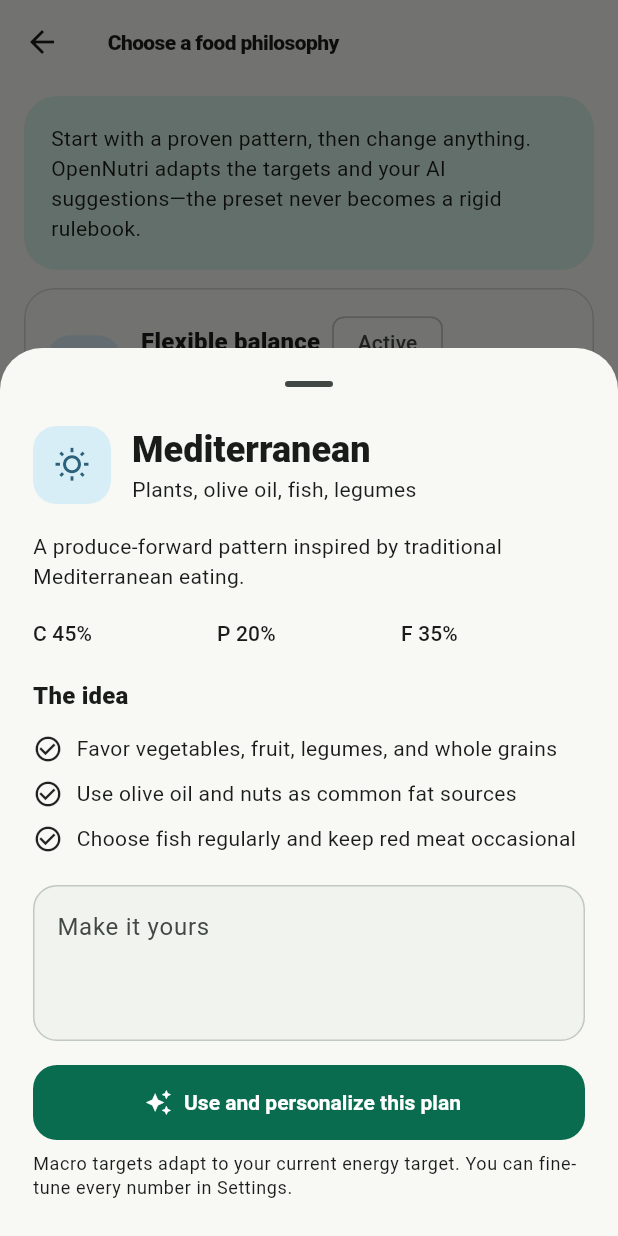
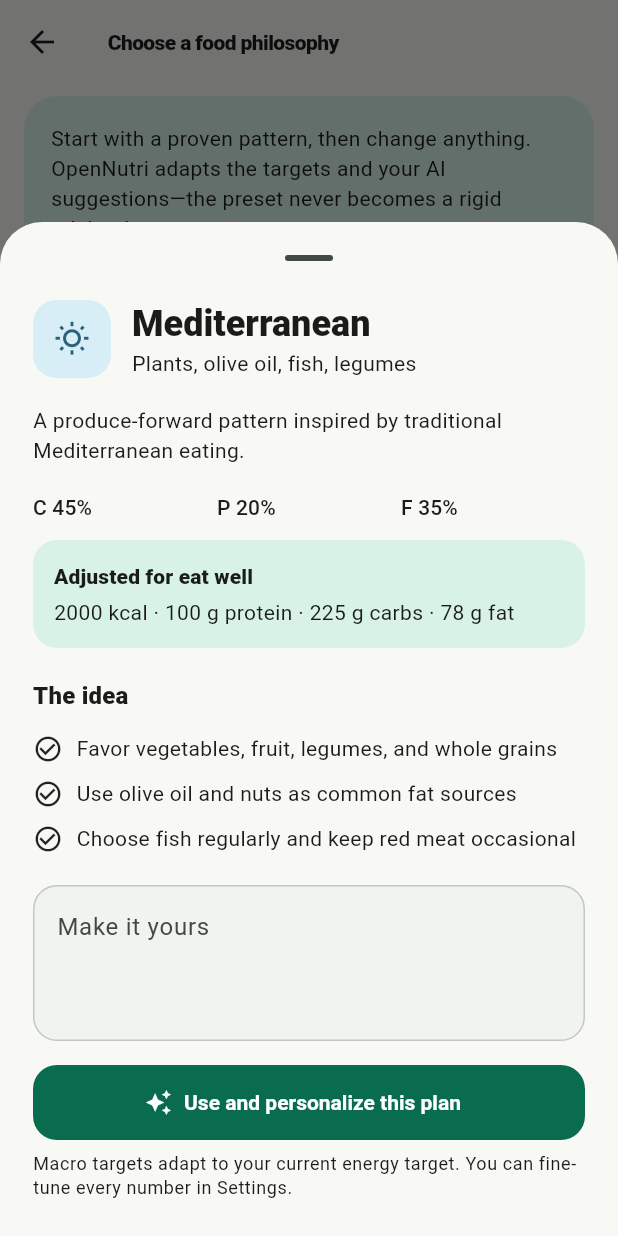
Before and after one commit to ArcielB/OpenNutri, a Flutter app: the DietsScreen screen opened directly with empty values, after a tap on "Mediterranean", on a phone screen of 412 x 824 dp. Run offline on Flutter 3.47's test engine with Material 3 defaults, Android fonts, the phone set to English and light mode, and no system bars; our stand-ins replace shared_preferences, supabase_flutter; missing offline and left inert: record; accounts and stored records are empty; network calls fail; project files that could hold a hidden picture were left out.

Commit message:
Show goal-adjusted diet targets

```diff
--- a/apps/nutrition-app/lib/screens/diets_screen.dart
+++ b/apps/nutrition-app/lib/screens/diets_screen.dart
@@ -54,6 +54,8 @@ class DietsScreen extends StatelessWidget {
               Text(diet.description),
               const SizedBox(height: 18),
               _MacroSplit(diet: diet),
+              const SizedBox(height: 12),
+              _PersonalizedTargetPreview(diet: diet, controller: controller),
               const SizedBox(height: 20),
               Text(
                 'The idea',
@@ -243,3 +245,44 @@ class _MacroSplit extends StatelessWidget {
     ),
   );
 }
+
+class _PersonalizedTargetPreview extends StatelessWidget {
+  const _PersonalizedTargetPreview({
+    required this.diet,
+    required this.controller,
+  });
+
+  final DietPreset diet;
+  final AppController controller;
+
+  @override
+  Widget build(BuildContext context) {
+    final target = diet.targetsForCalories(
+      controller.targets.calories,
+      goal: controller.profile.goal,
+    );
+    return Container(
+      width: double.infinity,
+      padding: const EdgeInsets.all(14),
+      decoration: BoxDecoration(
+        color: Theme.of(context).colorScheme.primaryContainer,
+        borderRadius: BorderRadius.circular(16),
+      ),
+      child: Column(
+        crossAxisAlignment: CrossAxisAlignment.start,
+        children: [
+          Text(
+            'Adjusted for ${controller.profile.goal.label.toLowerCase()}',
+            style: Theme.of(
+              context,
+            ).textTheme.labelLarge?.copyWith(fontWeight: FontWeight.w900),
+          ),
+          const SizedBox(height: 4),
+          Text(
+            '${target.calories.round()} kcal · ${target.protein.round()} g protein · ${target.carbs.round()} g carbs · ${target.fat.round()} g fat',
+          ),
+        ],
+      ),
+    );
+  }
+}
```
Also changed, not shown: 1 other file.
